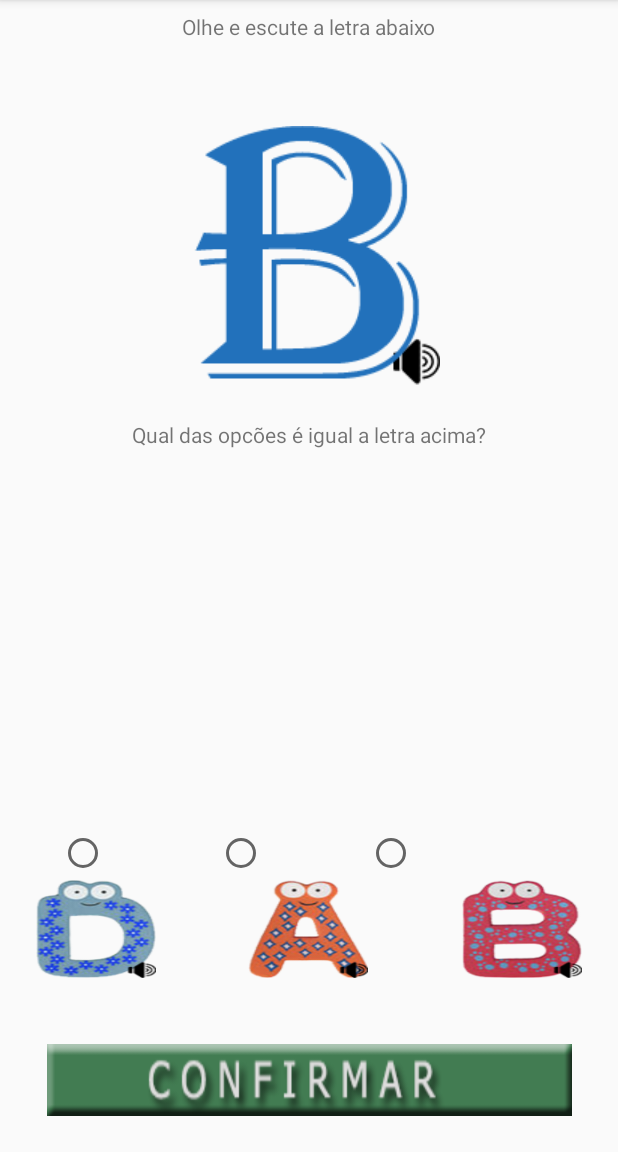
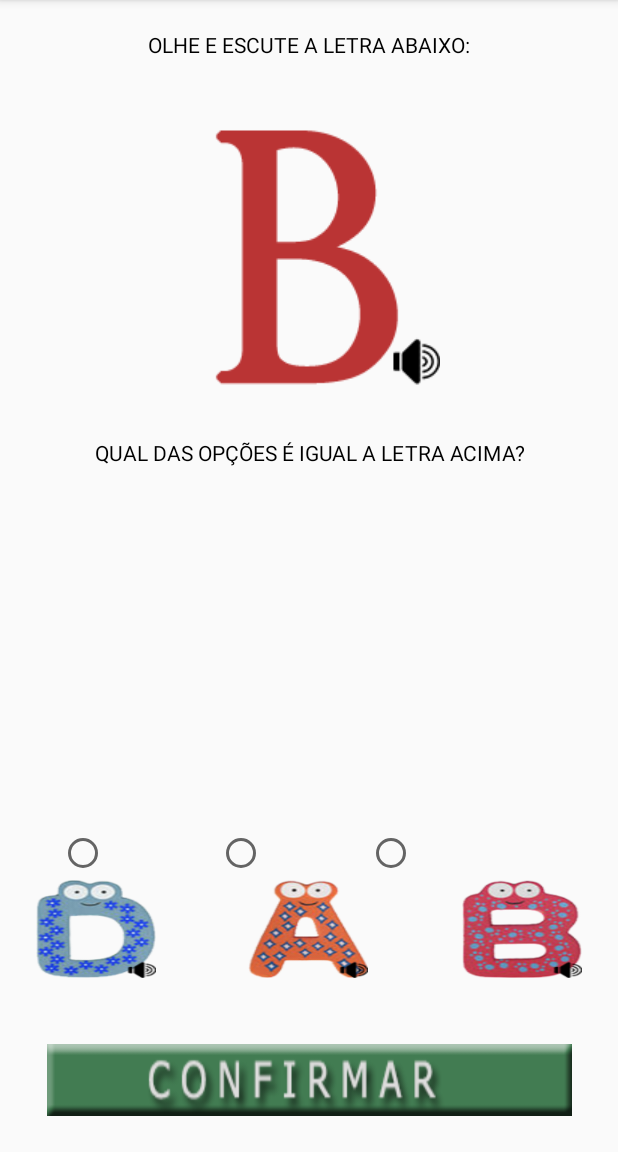
Before and after one commit to felipemiranda13/Vortan, an Android app: the EncontrarLetraActivity screen opened directly, with no data from a screen before it, on a phone screen of 412 x 824 dp, the part 84-1236 px from its top. Run offline under Robolectric (Android 15) with nearby library versions, the phone set to English and light mode, and no system bars.

Commit message:
fonte e espaçamento.

```diff
--- a/app/src/main/java/com/example/vortan/EncontrarLetraActivity.java
+++ b/app/src/main/java/com/example/vortan/EncontrarLetraActivity.java
@@ -67,8 +67,8 @@ public class EncontrarLetraActivity extends AppCompatActivity implements View.On
 
         //atividade 1
         AtividadeTipo1 atv = new AtividadeTipo1();
-        atv.texto1 = "Olhe e escute a letra abaixo";
-        atv.texto2 = "Qual das opcões é igual a letra acima?";
+        atv.texto1 = "OLHE E ESCUTE A LETRA ABAIXO:";
+        atv.texto2 = "QUAL DAS OPÇÕES É IGUAL A LETRA ACIMA?";
         atv.imgPrincipal = R.drawable.letra_b_principal;
         atv.somPrincipal = R.raw.letra_b;
         atv.imgOpcao1 = R.drawable.letra_d;
@@ -84,20 +84,24 @@ public class EncontrarLetraActivity extends AppCompatActivity implements View.On
 
         atividades.add(atv);
 
-        /*atividade 2
-        atv = new Atividade();
-        atv.texto = "Segunda questão: bla bla...";
-        atv.imgPrincipal = R.drawable.abcd;
-        atv.somPrincipal = R.raw.som_abcd;
-        atv.imgOpcao1 = R.drawable.bola_modelo2;
-        atv.imgOpcao2 = R.drawable.bola;
-        atv.imgOpcao3 = R.drawable.bola_rima;
-        atv.opcaoCorreta = R.drawable.bola_rima;
-        atv.somOpcao1 = R.raw.som_bo;
-        atv.somOpcao2 = R.raw.som_bola;
-        atv.somOpcao3 = R.raw.som_abcd;
+        //atividade 2
+        atv = new AtividadeTipo1();
+        atv.texto1 = "OLHE E ESCUTE A LETRA ABAIXO:";
+        atv.texto2 = "QUAL DAS OPÇÕES É IGUAL A LETRA ACIMA?";
+        atv.imgPrincipal = R.drawable.letra_m_principal;
+        atv.somPrincipal = R.raw.letra_m;
+        atv.imgOpcao1 = R.drawable.letra_m;
+        atv.imgOpcao2 = R.drawable.letra_n;
+        atv.imgOpcao3 = R.drawable.letra_w;
+        atv.imgOpcao1Erro = R.drawable.letra_m_erro;
+        atv.imgOpcao2Erro = R.drawable.letra_n_erro;
+        atv.imgOpcao3Erro = R.drawable.letra_w_erro;
+        atv.opcaoCorreta = R.drawable.letra_m;
+        atv.somOpcao1 = R.raw.letra_m;
+        atv.somOpcao2 = R.raw.letra_n;
+        atv.somOpcao3 = R.raw.letra_w;
 
-        atividades.add(atv);*/
+        atividades.add(atv);
 
         //exibir atividade 1
         exibirAtividade(atividades.get(0)); //posteriormente usar get random
--- a/app/src/main/java/com/example/vortan/EncontrarPalavraActivity.java
+++ b/app/src/main/java/com/example/vortan/EncontrarPalavraActivity.java
@@ -68,8 +68,8 @@ public class EncontrarPalavraActivity extends AppCompatActivity implements View.
 
         //atividade 1
         AtividadeTipo1 atv = new AtividadeTipo1();
-        atv.texto1 = "Olhe está imagem e escute seu som.";
-        atv.texto2 = "Qual das palavras respresenta a imagem?";
+        atv.texto1 = "OLHE ESTÁ IMAGEM E ESCUTE SEU SOM:";
+        atv.texto2 = "QUAL DAS PALAVRAS REPRESENTA A IMAGEM?";
         atv.imgPrincipal = R.drawable.objeto_bola;
         atv.somPrincipal = R.raw.palavra_bola;
         atv.imgOpcao1 = R.drawable.palavra_casa_menor;
--- a/app/src/main/java/com/example/vortan/EncontrarPalavraEscondidaActivity.java
+++ b/app/src/main/java/com/example/vortan/EncontrarPalavraEscondidaActivity.java
@@ -68,8 +68,8 @@ public class EncontrarPalavraEscondidaActivity extends AppCompatActivity impleme
 
         //atividade 1
         AtividadeTipo1 atv = new AtividadeTipo1();
-        atv.texto1 = "Olhe essa palavra abaixo.";
-        atv.texto2 = "Qual das opcões abaixo tem a palavra acima em seu meio?";
+        atv.texto1 = "OLHE ESSA PALAVRA ABAIXO:";
+        atv.texto2 = "QUAL DAS OPÇÕES ABAIXO TEM A PALAVRA ACIMA EM SEU MEIO?";
         atv.imgPrincipal = R.drawable.palavra_bola_principal_n;
         atv.somPrincipal = R.raw.palavra_bola;
         atv.imgOpcao1 = R.drawable.palavra_escondida_abolah;
--- a/app/src/main/java/com/example/vortan/EncontrarPalavraRimaActivity.java
+++ b/app/src/main/java/com/example/vortan/EncontrarPalavraRimaActivity.java
@@ -68,8 +68,8 @@ public class EncontrarPalavraRimaActivity extends AppCompatActivity implements V
 
         //atividade 1
         AtividadeTipo1 atv = new AtividadeTipo1();
-        atv.texto1 = "Olhe a imagem abaixo e escute seu som:";
-        atv.texto2 = "Escolha a palavra abaixo que representa a imagem acima:";
+        atv.texto1 = "OLHE A IMAGEM ABAIXO E ESCUTE SEU SOM:";
+        atv.texto2 = "QUAL A PALAVRA ABAIXO QUE REPRESENTA A IMAGEM ACIMA?";
         atv.imgPrincipal = R.drawable.objeto_bola;
         atv.somPrincipal = R.raw.palavra_bola;
         atv.imgOpcao1 = R.drawable.palavra_bola_menor;
--- a/app/src/main/java/com/example/vortan/EncontrarParActivity.java
+++ b/app/src/main/java/com/example/vortan/EncontrarParActivity.java
@@ -68,8 +68,8 @@ public class EncontrarParActivity extends AppCompatActivity implements View.OnCl
 
         //atividade 1
         AtividadeTipo1 atv = new AtividadeTipo1();
-        atv.texto1 = "Olhe e escute essa sequência de letras abaixo.";
-        atv.texto2 = "Qual das opções é a mesma sequência da de cima?";
+        atv.texto1 = "OLHE E ESCUTE ESSA SEQUÊNCIA DE LETRAS ABAIXO:";
+        atv.texto2 = "QUAL DAS OPÇÕES É A MESMA SEQUÊNCIA DA DE CIMA?";
         atv.imgPrincipal = R.drawable.letras_abcd_principal_n;
         atv.somPrincipal = R.raw.letras_abcd;
         atv.imgOpcao1 = R.drawable.letras_abed;
@@ -80,7 +80,7 @@ public class EncontrarParActivity extends AppCompatActivity implements View.OnCl
         atv.imgOpcao3Erro = R.drawable.letras_abcd_erro;
         atv.opcaoCorreta = R.drawable.letras_abcd;
         atv.somOpcao1 = R.raw.letras_abed;
-        atv.somOpcao2 = R.raw.letras_abcd;
+        atv.somOpcao2 = R.raw.letras_adcb;
         atv.somOpcao3 = R.raw.letras_abcd;
 
         atividades.add(atv);
--- a/app/src/main/java/com/example/vortan/EncontrarRimaActivity.java
+++ b/app/src/main/java/com/example/vortan/EncontrarRimaActivity.java
@@ -68,8 +68,8 @@ public class EncontrarRimaActivity extends AppCompatActivity implements View.OnC
 
         //atividade 1
         AtividadeTipo1 atv = new AtividadeTipo1();
-        atv.texto1 = "Olhe a imagem e a palavra que a representa, também escute seu som.";
-        atv.texto2 = "Qual das opções RIMA com a palavra acima?";
+        atv.texto1 = "OLHE A IMAGEM E A PALAVRA QUE A REPRESENTA, TAMBÉM ESCUTE SEU SOM.";
+        atv.texto2 = "QUAL DAS OPÇÕES RIMA COM A PALAVRA ACIMA?";
         atv.imgPrincipal = R.drawable.palavra_imagem_bola_principal;
         atv.somPrincipal = R.raw.palavra_bola;
         atv.imgOpcao1 = R.drawable.palavra_agua;
--- a/app/src/main/java/com/example/vortan/EncontrarSilabaActivity.java
+++ b/app/src/main/java/com/example/vortan/EncontrarSilabaActivity.java
@@ -67,8 +67,8 @@ public class EncontrarSilabaActivity extends AppCompatActivity implements View.O
 
         //atividade 1
         AtividadeTipo1 atv = new AtividadeTipo1();
-        atv.texto1 = "Escute o som abaixo.";
-        atv.texto2 = "Qual das silabas tem o mesmo som da opção acima?";
+        atv.texto1 = "ESCUTE O SOM ABAIXO:";
+        atv.texto2 = "QUAL DAS SILABAS TEM O MESMO SOM DA OPÇÃO ACIMA?";
         atv.imgPrincipal = R.drawable.som_principal_roxo;
         atv.somPrincipal = R.raw.silaba_bo;
         atv.imgOpcao1 = R.drawable.silaba_bo_sem;
--- a/app/src/main/java/com/example/vortan/FormarSilabaActivity.java
+++ b/app/src/main/java/com/example/vortan/FormarSilabaActivity.java
@@ -68,8 +68,8 @@ public class FormarSilabaActivity extends AppCompatActivity implements View.OnCl
 
         //atividade 1
         AtividadeTipo2 atv = new AtividadeTipo2();
-        atv.texto1 = "Olhe essas duas letras abaixo e escute seu som";
-        atv.texto2 = "Se juntarmos as duas letras a cima se formara uma silaba, qual o som dessa silaba?";
+        atv.texto1 = "OLHE ESSAS DUAS LETRAS ABAIXO E ESCUTE SEU SOM:";
+        atv.texto2 = "SE JUNTARMOS AS DUAS LETRAS ACIMA SE FORMARÁ UMA SÍLABA, QUAL O SOM DESSA SÍLABA?";
         atv.imgPrincipal1 = R.drawable.letra_b;
         atv.imgPrincipal2 = R.drawable.letra_o;
         atv.somPrincipal1 = R.raw.letra_b;
--- a/app/src/main/java/com/example/vortan/FormarSilabaPalavraActivity.java
+++ b/app/src/main/java/com/example/vortan/FormarSilabaPalavraActivity.java
@@ -67,8 +67,8 @@ public class FormarSilabaPalavraActivity extends AppCompatActivity implements Vi
 
         //atividade 1
         AtividadeTipo2 atv = new AtividadeTipo2();
-        atv.texto1 = "Olhe e escute essas silabas.";
-        atv.texto2 = "Se juntarmos as duas silabas a cima, qual palavra formara? ";
+        atv.texto1 = "OLHE E ESCUTE ESSAS SILABAS:";
+        atv.texto2 = "SE JUNTARMOS AS DUAS SILABAS ACIMA, QUAL PALAVRA FORMARA? ";
         atv.imgPrincipal1 = R.drawable.silaba_bo;
         atv.imgPrincipal2 = R.drawable.silaba_la_sem;
         atv.somPrincipal1 = R.raw.silaba_bo;
--- a/app/src/main/res/layout/activity_tipo_1.xml
+++ b/app/src/main/res/layout/activity_tipo_1.xml
@@ -11,10 +11,12 @@
         android:layout_width="wrap_content"
         android:layout_height="wrap_content"
         android:layout_marginStart="8dp"
-        android:layout_marginLeft="8dp"
-        android:layout_marginTop="8dp"
+        android:layout_marginLeft="15dp"
+        android:layout_marginTop="20dp"
         android:layout_marginEnd="8dp"
-        android:layout_marginRight="8dp"
+        android:layout_marginRight="15dp"
+        android:gravity="center"
+        android:textAppearance="@android:style/TextAppearance.DeviceDefault.Widget.TextView"
         app:layout_constraintEnd_toEndOf="parent"
         app:layout_constraintStart_toStartOf="parent"
         app:layout_constraintTop_toTopOf="parent" />
@@ -38,10 +40,12 @@
         android:layout_width="wrap_content"
         android:layout_height="wrap_content"
         android:layout_marginStart="8dp"
-        android:layout_marginLeft="8dp"
+        android:layout_marginLeft="15dp"
         android:layout_marginTop="272dp"
         android:layout_marginEnd="8dp"
-        android:layout_marginRight="8dp"
+        android:layout_marginRight="15dp"
+        android:gravity="center"
+        android:textAppearance="@android:style/TextAppearance.DeviceDefault.Widget.TextView"
         app:layout_constraintEnd_toEndOf="parent"
         app:layout_constraintHorizontal_bias="0.498"
         app:layout_constraintStart_toStartOf="parent"
@@ -115,11 +119,6 @@
         app:layout_constraintBottom_toBottomOf="parent"
         app:layout_constraintEnd_toEndOf="parent" />
 
-    <LinearLayout
-        android:layout_width="match_parent"
-        android:layout_height="match_parent"
-        android:orientation="vertical"></LinearLayout>
-
     <Button
         android:id="@+id/botaoConfirmar"
         android:layout_width="wrap_content"
```
Also changed, not shown: app/src/main/res/layout/activity_tipo_2.xml (+4 -3 lines), app/src/main/res/drawable/letra_b_principal.png, app/src/main/res/drawable/letra_m.png (added), app/src/main/res/drawable/letra_m_erro.png (added), app/src/main/res/drawable/letra_m_principal.png (added), app/src/main/res/drawable/letra_n.png (added), app/src/main/res/drawable/letra_n_erro.png (added), app/src/main/res/drawable/letra_w.png (added), app/src/main/res/drawable/letra_w_erro.png (added).
